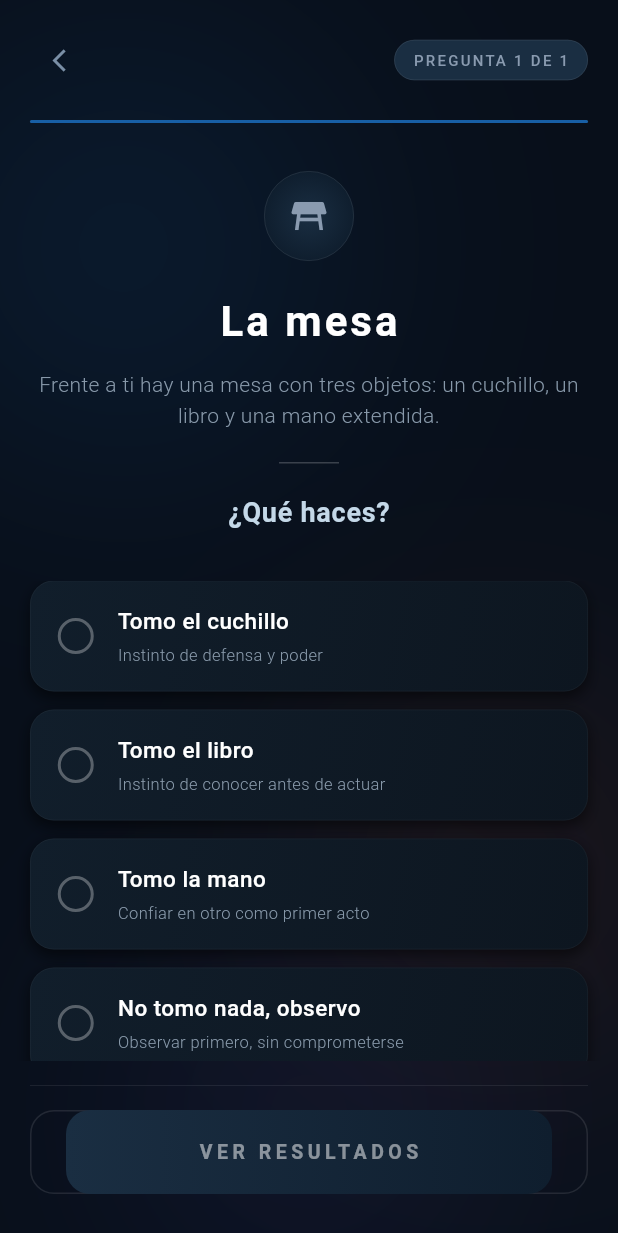
After one commit to buttercup23202/App-Divertest, a Flutter app: the TestScreen screen opened directly, on a phone screen of 412 x 824 dp. The commit adds this screen. Shown: the top 1233 px of the screen. Run offline on Flutter 3.47's test engine with Material 3 defaults, Android fonts, the phone set to English and light mode, and no system bars.

Commit message:
Primera pregunta

```diff
--- a/lib/screens/facciones_screen.dart
+++ b/lib/screens/facciones_screen.dart
@@ -1,4 +1,5 @@
 import 'package:flutter/material.dart';
+import 'test_screen.dart';
 
 class FaccionesScreen extends StatelessWidget {
   const FaccionesScreen({super.key});
@@ -349,16 +350,16 @@ class FaccionesScreen extends StatelessWidget {
                         height: 0.5,
                         color: Colors.white.withOpacity(0.1),
                       ),
-                      const SizedBox(height: 12),
+                      const SizedBox(height: 16),
                       SizedBox(
                         width: double.infinity,
                         height: 56,
                         child: ElevatedButton(
                           onPressed: () {
-                            ScaffoldMessenger.of(context).showSnackBar(
-                              const SnackBar(
-                                content: Text('El test comenzará pronto'),
-                                backgroundColor: Color(0xFFD85A30),
+                            Navigator.push(
+                              context,
+                              MaterialPageRoute(
+                                builder: (_) => const TestScreen(),
                               ),
                             );
                           },
--- /dev/null
+++ b/lib/screens/test_screen.dart
@@ -0,0 +1,485 @@
+import 'package:flutter/material.dart';
+
+class TestScreen extends StatefulWidget {
+  const TestScreen({super.key});
+
+  @override
+  State<TestScreen> createState() => _TestScreenState();
+}
+
+class _TestScreenState extends State<TestScreen> {
+  int selectedOption = -1;
+  int currentQuestion = 1;
+  final int totalQuestions = 1; // Por ahora solo una pregunta
+
+  final Map<String, dynamic> questionData = {
+    'id': 'P1',
+    'title': 'La mesa',
+    'description': 'Frente a ti hay una mesa con tres objetos: un cuchillo, un libro y una mano extendida.',
+    'question': '¿Qué haces?',
+    'imageIcon': Icons.table_restaurant,
+    'options': [
+      {
+        'text': 'Tomo el cuchillo',
+        'description': 'Instinto de defensa y poder',
+        'factionPoints': {'Osadía': 4},
+        'color': Color(0xFFD85A30),
+      },
+      {
+        'text': 'Tomo el libro',
+        'description': 'Instinto de conocer antes de actuar',
+        'factionPoints': {'Erudición': 4},
+        'color': Color(0xFF185FA5),
+      },
+      {
+        'text': 'Tomo la mano',
+        'description': 'Confiar en otro como primer acto',
+        'factionPoints': {'Amabilidad': 3, 'Abnegación': 2},
+        'color': Color(0xFF3B6D11),
+      },
+      {
+        'text': 'No tomo nada, observo',
+        'description': 'Observar primero, sin comprometerse',
+        'factionPoints': {'Verdad': 3, 'Erudición': 1},
+        'color': Color(0xFF534AB7),
+      },
+    ],
+  };
+
+  void _selectOption(int index) {
+    setState(() {
+      selectedOption = index;
+    });
+  }
+
+  void _nextQuestion() {
+    if (selectedOption == -1) {
+      ScaffoldMessenger.of(context).showSnackBar(
+        const SnackBar(
+          content: Text('Selecciona una opción antes de continuar'),
+          backgroundColor: Color(0xFFD85A30),
+          duration: Duration(seconds: 2),
+        ),
+      );
+      return;
+    }
+
+    // Aquí guardaremos los puntos más tarde
+    final selectedOptionData = questionData['options'][selectedOption];
+    print('Opción seleccionada: ${selectedOptionData['text']}');
+    print('Puntos: ${selectedOptionData['factionPoints']}');
+
+    // Por ahora solo mostramos un mensaje
+    ScaffoldMessenger.of(context).showSnackBar(
+      SnackBar(
+        content: Text('Respuesta guardada. Puntuación calculada.'),
+        backgroundColor: const Color(0xFF185FA5),
+        duration: const Duration(seconds: 2),
+      ),
+    );
+
+    // Aquí luego navegaremos a la siguiente pregunta
+    // Navigator.push(context, MaterialPageRoute(builder: (_) => const NextQuestionScreen()));
+  }
+
+  @override
+  Widget build(BuildContext context) {
+    return Scaffold(
+      backgroundColor: const Color(0xFF080F1A),
+      body: Stack(
+        children: [
+          // Fondo con círculos difusos
+          CustomPaint(
+            size: MediaQuery.of(context).size,
+            painter: TestBackgroundPainter(),
+          ),
+
+          // Contenido principal
+          SafeArea(
+            child: Column(
+              children: [
+                // Header con progreso
+                Padding(
+                  padding: const EdgeInsets.fromLTRB(20, 16, 20, 0),
+                  child: Row(
+                    children: [
+                      // Botón de volver
+                      IconButton(
+                        onPressed: () {
+                          Navigator.pop(context);
+                        },
+                        icon: const Icon(
+                          Icons.arrow_back_ios,
+                          size: 18,
+                          color: Color(0xFF7A8FA6),
+                        ),
+                      ),
+                      const Spacer(),
+                      // Indicador de pregunta
+                      Container(
+                        padding: const EdgeInsets.symmetric(
+                          horizontal: 12,
+                          vertical: 6,
+                        ),
+                        decoration: BoxDecoration(
+                          color: const Color(0xFF1A2E42),
+                          borderRadius: BorderRadius.circular(20),
+                          border: Border.all(
+                            color: Colors.white.withOpacity(0.1),
+                            width: 0.5,
+                          ),
+                        ),
+                        child: Text(
+                          'PREGUNTA $currentQuestion DE $totalQuestions',
+                          style: const TextStyle(
+                            fontSize: 10,
+                            fontWeight: FontWeight.w500,
+                            letterSpacing: 1.5,
+                            color: Color(0xFF8A9BB0),
+                          ),
+                        ),
+                      ),
+                    ],
+                  ),
+                ),
+
+                const SizedBox(height: 16),
+
+                // Barra de progreso
+                Padding(
+                  padding: const EdgeInsets.symmetric(horizontal: 20),
+                  child: LinearProgressIndicator(
+                    value: currentQuestion / totalQuestions,
+                    backgroundColor: Colors.white.withOpacity(0.1),
+                    valueColor: const AlwaysStoppedAnimation<Color>(
+                      Color(0xFF185FA5),
+                    ),
+                    minHeight: 2,
+                    borderRadius: BorderRadius.circular(2),
+                  ),
+                ),
+
+                const SizedBox(height: 32),
+
+                // Título de la pregunta
+                Padding(
+                  padding: const EdgeInsets.symmetric(horizontal: 20),
+                  child: Column(
+                    children: [
+                      // Icono decorativo
+                      Container(
+                        width: 60,
+                        height: 60,
+                        decoration: BoxDecoration(
+                          gradient: const RadialGradient(
+                            colors: [
+                              Color(0xFF1A2E42),
+                              Color(0xFF0F1E2E),
+                            ],
+                          ),
+                          shape: BoxShape.circle,
+                          border: Border.all(
+                            color: Colors.white.withOpacity(0.1),
+                            width: 0.5,
+                          ),
+                        ),
+                        child: Icon(
+                          questionData['imageIcon'],
+                          size: 28,
+                          color: const Color(0xFF8A9BB0),
+                        ),
+                      ),
+                      const SizedBox(height: 20),
+                      Text(
+                        questionData['title'],
+                        style: const TextStyle(
+                          fontSize: 28,
+                          fontWeight: FontWeight.w700,
+                          color: Colors.white,
+                          letterSpacing: 2,
+                        ),
+                      ),
+                      const SizedBox(height: 12),
+                      Text(
+                        questionData['description'],
+                        style: const TextStyle(
+                          fontSize: 14,
+                          fontWeight: FontWeight.w300,
+                          color: Color(0xFF8899AA),
+                          height: 1.5,
+                        ),
+                        textAlign: TextAlign.center,
+                      ),
+                      const SizedBox(height: 20),
+                      Container(
+                        width: 40,
+                        height: 1,
+                        color: Colors.white.withOpacity(0.2),
+                      ),
+                      const SizedBox(height: 20),
+                      Text(
+                        questionData['question'],
+                        style: const TextStyle(
+                          fontSize: 18,
+                          fontWeight: FontWeight.w600,
+                          color: Color(0xFFC4D8E8),
+                          letterSpacing: 0.5,
+                        ),
+                      ),
+                    ],
+                  ),
+                ),
+
+                const SizedBox(height: 32),
+
+                // Opciones de respuesta
+                Expanded(
+                  child: ListView.separated(
+                    padding: const EdgeInsets.symmetric(horizontal: 20),
+                    itemCount: questionData['options'].length,
+                    separatorBuilder: (context, index) => const SizedBox(height: 12),
+                    itemBuilder: (context, index) {
+                      final option = questionData['options'][index];
+                      final bool isSelected = selectedOption == index;
+                      final Color optionColor = option['color'] as Color;
+
+                      return GestureDetector(
+                        onTap: () => _selectOption(index),
+                        child: AnimatedContainer(
+                          duration: const Duration(milliseconds: 200),
+                          decoration: BoxDecoration(
+                            gradient: isSelected
+                                ? LinearGradient(
+                                    begin: Alignment.topLeft,
+                                    end: Alignment.bottomRight,
+                                    colors: [
+                                      optionColor.withOpacity(0.2),
+                                      optionColor.withOpacity(0.05),
+                                    ],
+                                  )
+                                : const LinearGradient(
+                                    begin: Alignment.topLeft,
+                                    end: Alignment.bottomRight,
+                                    colors: [
+                                      Color(0xFF111E2B),
+                                      Color(0xFF0D1620),
+                                    ],
+                                  ),
+                            borderRadius: BorderRadius.circular(16),
+                            border: Border.all(
+                              color: isSelected
+                                  ? optionColor.withOpacity(0.6)
+                                  : Colors.white.withOpacity(0.05),
+                              width: isSelected ? 1.5 : 0.5,
+                            ),
+                            boxShadow: isSelected
+                                ? [
+                                    BoxShadow(
+                                      color: optionColor.withOpacity(0.3),
+                                      blurRadius: 16,
+                                      spreadRadius: -2,
+                                    ),
+                                  ]
+                                : [
+                                    const BoxShadow(
+                                      color: Colors.black54,
+                                      blurRadius: 8,
+                                      offset: Offset(0, 4),
+                                    ),
+                                  ],
+                          ),
+                          child: Padding(
+                            padding: const EdgeInsets.symmetric(
+                              horizontal: 18,
+                              vertical: 16,
+                            ),
+                            child: Row(
+                              children: [
+                                // Indicador circular de selección
+                                Container(
+                                  width: 24,
+                                  height: 24,
+                                  decoration: BoxDecoration(
+                                    shape: BoxShape.circle,
+                                    border: Border.all(
+                                      color: isSelected
+                                          ? optionColor
+                                          : Colors.white.withOpacity(0.3),
+                                      width: 2,
+                                    ),
+                                  ),
+                                  child: isSelected
+                                      ? Center(
+                                          child: Container(
+                                            width: 12,
+                                            height: 12,
+                                            decoration: BoxDecoration(
+                                              shape: BoxShape.circle,
+                                              color: optionColor,
+                                            ),
+                                          ),
+                                        )
+                                      : null,
+                                ),
+                                const SizedBox(width: 16),
+                                // Texto de la opción
+                                Expanded(
+                                  child: Column(
+                                    crossAxisAlignment: CrossAxisAlignment.start,
+                                    children: [
+                                      Text(
+                                        option['text'],
+                                        style: TextStyle(
+                                          fontSize: 15,
+                                          fontWeight: isSelected
+                                              ? FontWeight.w700
+                                              : FontWeight.w500,
+                                          color: isSelected
+                                              ? optionColor
+                                              : Colors.white,
+                                          letterSpacing: 0.3,
+                                        ),
+                                      ),
+                                      const SizedBox(height: 4),
+                                      Text(
+                                        option['description'],
+                                        style: const TextStyle(
+                                          fontSize: 11,
+                                          fontWeight: FontWeight.w300,
+                                          color: Color(0xFF8899AA),
+                                        ),
+                                      ),
+                                    ],
+                                  ),
+                                ),
+                                // Flecha indicadora
+                                if (isSelected)
+                                  Icon(
+                                    Icons.check_circle,
+                                    size: 20,
+                                    color: optionColor,
+                                  ),
+                              ],
+                            ),
+                          ),
+                        ),
+                      );
+                    },
+                  ),
+                ),
+
+                // Botón Siguiente
+                Padding(
+                  padding: const EdgeInsets.fromLTRB(20, 16, 20, 28),
+                  child: Column(
+                    children: [
+                      Container(
+                        height: 0.5,
+                        color: Colors.white.withOpacity(0.1),
+                      ),
+                      const SizedBox(height: 16),
+                      SizedBox(
+                        width: double.infinity,
+                        height: 56,
+                        child: ElevatedButton(
+                          onPressed: _nextQuestion,
+                          style: ElevatedButton.styleFrom(
+                            backgroundColor: Colors.transparent,
+                            shape: RoundedRectangleBorder(
+                              borderRadius: BorderRadius.circular(16),
+                            ),
+                            side: BorderSide(
+                              color: selectedOption != -1
+                                  ? const Color(0xFF185FA5).withOpacity(0.5)
+                                  : Colors.white.withOpacity(0.1),
+                              width: 1,
+                            ),
+                            elevation: 0,
+                          ),
+                          child: Ink(
+                            decoration: BoxDecoration(
+                              gradient: selectedOption != -1
+                                  ? const LinearGradient(
+                                      begin: Alignment.centerLeft,
+                                      end: Alignment.centerRight,
+                                      colors: [
+                                        Color(0xFF1A2E42),
+                                        Color(0xFF185FA5),
+                                      ],
+                                    )
+                                  : const LinearGradient(
+                                      begin: Alignment.centerLeft,
+                                      end: Alignment.centerRight,
+                                      colors: [
+                                        Color(0xFF1A2E42),
+                                        Color(0xFF0F1E2E),
+                                      ],
+                                    ),
+                              borderRadius: BorderRadius.circular(16),
+                            ),
+                            child: Container(
+                              alignment: Alignment.center,
+                              child: Row(
+                                mainAxisAlignment: MainAxisAlignment.center,
+                                children: [
+                                  Text(
+                                    currentQuestion == totalQuestions
+                                        ? 'VER RESULTADOS'
+                                        : 'SIGUIENTE',
+                                    style: TextStyle(
+                                      fontSize: 13,
+                                      fontWeight: FontWeight.w600,
+                                      letterSpacing: 3,
+                                      color: selectedOption != -1
+                                          ? Colors.white
+                                          : Colors.white.withOpacity(0.5),
+                                    ),
+                                  ),
+                                  if (currentQuestion != totalQuestions) ...[
+                                    const SizedBox(width: 12),
+                                    Icon(
+                                      Icons.arrow_forward_rounded,
+                                      size: 18,
+                                      color: selectedOption != -1
+                                          ? Colors.white
+                                          : Colors.white.withOpacity(0.5),
+                                    ),
+                                  ],
+                                ],
+                              ),
+                            ),
+                          ),
+                        ),
+                      ),
+                    ],
+                  ),
+                ),
+              ],
+            ),
+          ),
+        ],
+      ),
+    );
+  }
+}
+
+// Painter para círculos difusos del test
+class TestBackgroundPainter extends CustomPainter {
+  @override
+  void paint(Canvas canvas, Size size) {
+    final paint = Paint()
+      ..maskFilter = const MaskFilter.blur(BlurStyle.normal, 120.0);
+
+    paint.color = const Color(0xFF185FA5).withOpacity(0.15);
+    canvas.drawCircle(Offset(size.width * 0.2, size.height * 0.2), 150, paint);
+
+    paint.color = const Color(0xFFD85A30).withOpacity(0.10);
+    canvas.drawCircle(Offset(size.width * 0.8, size.height * 0.7), 140, paint);
+
+    paint.color = const Color(0xFF534AB7).withOpacity(0.12);
+    canvas.drawCircle(Offset(size.width * 0.5, size.height * 0.9), 120, paint);
+  }
+
+  @override
+  bool shouldRepaint(covariant CustomPainter oldDelegate) => false;
+}
```
